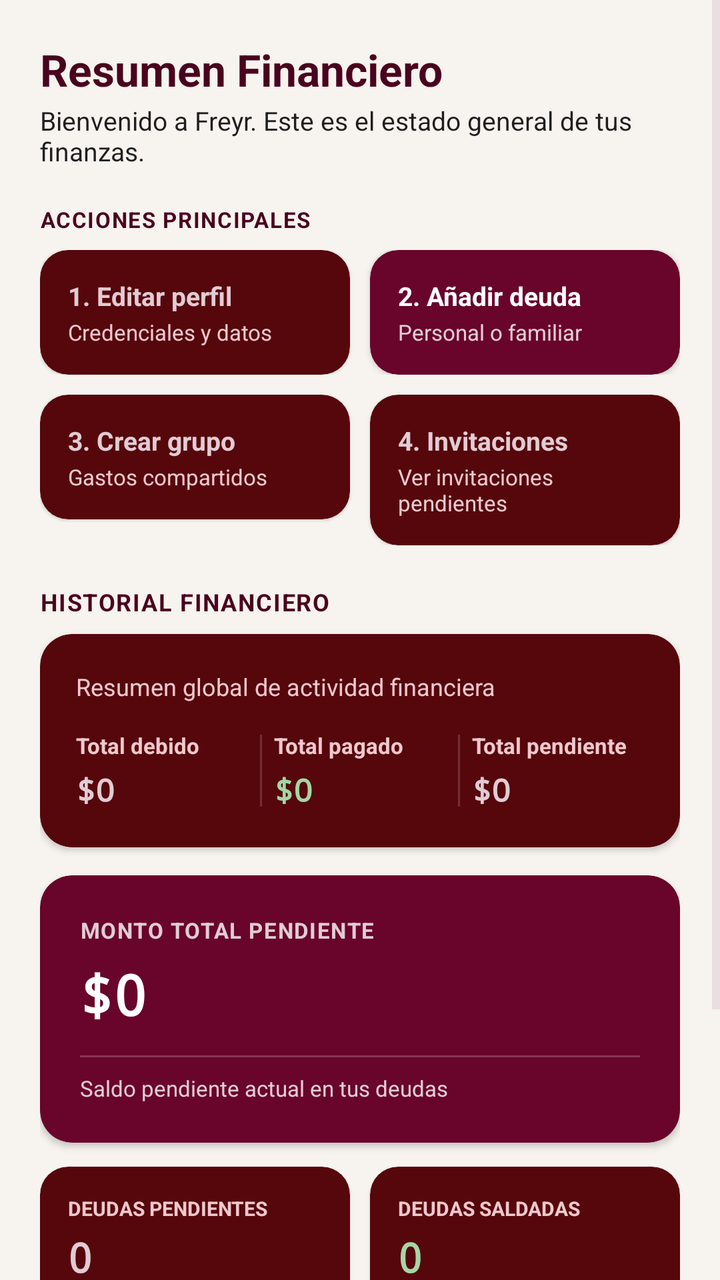
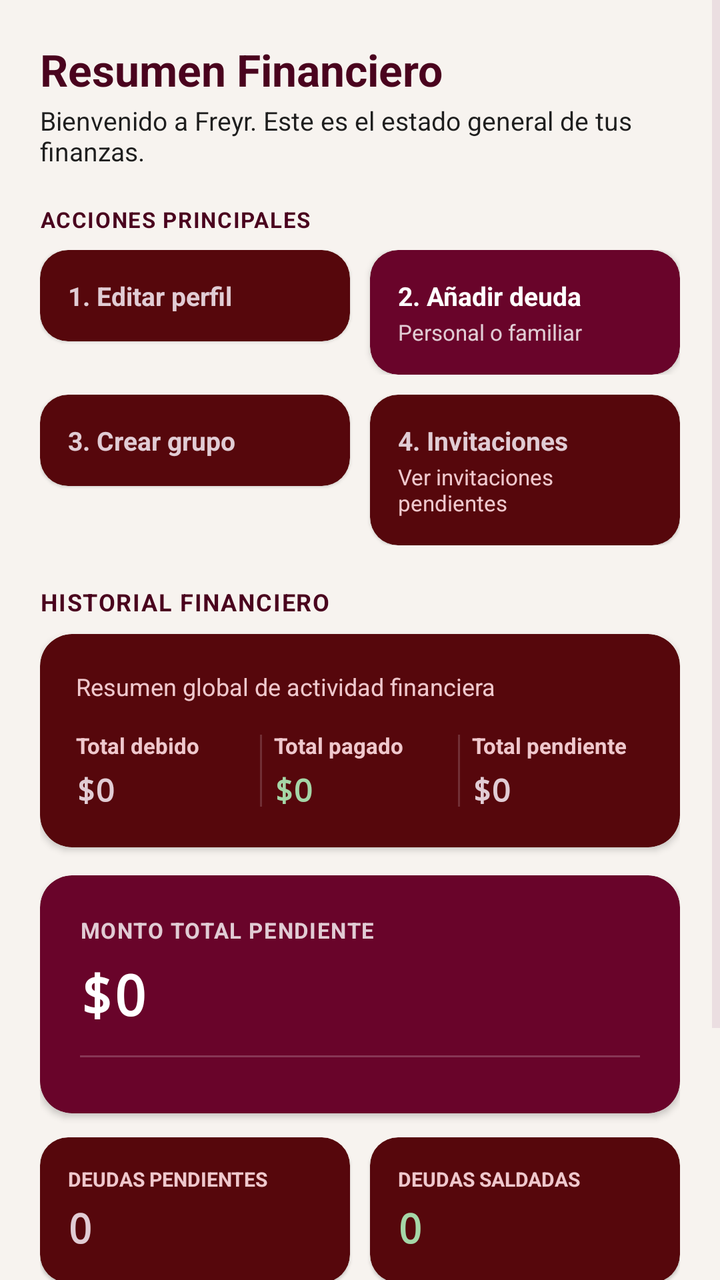

Compare the two renders of this Android layout. The source of the first and the diff that turns it into the second are given below.
<!-- AndroidManifest.xml: application theme Theme.Freyr -->
<!-- res/layout/fragment_dashboard.xml -->
<?xml version="1.0" encoding="utf-8"?>
<ScrollView xmlns:android="http://schemas.android.com/apk/res/android"
    xmlns:app="http://schemas.android.com/apk/res-auto"
    android:layout_width="match_parent"
    android:layout_height="match_parent"
    android:fillViewport="true"
    android:background="@color/freyr_background">

    <LinearLayout
        android:layout_width="match_parent"
        android:layout_height="wrap_content"
        android:orientation="vertical"
        android:padding="20dp">

        
        <TextView
            android:id="@+id/tx_nombre_grupo"
            android:layout_width="wrap_content"
            android:layout_height="wrap_content"
            android:text="Resumen Financiero"
            android:textColor="@color/freyr_primary_dark"
            android:textSize="22sp"
            android:textStyle="bold" />

        <TextView
            android:id="@+id/tx_subtitulo_bienvenida"
            android:layout_width="wrap_content"
            android:layout_height="wrap_content"
            android:layout_marginTop="2dp"
            android:layout_marginBottom="18dp"
            android:text="Bienvenido a Freyr. Este es el estado general de tus finanzas."
            android:textColor="@color/freyr_card_bg"
            android:textSize="13sp" />

        
        <TextView
            android:layout_width="wrap_content"
            android:layout_height="wrap_content"
            android:layout_marginBottom="8dp"
            android:letterSpacing="0.05"
            android:text="ACCIONES PRINCIPALES"
            android:textColor="@color/freyr_primary_dark"
            android:textSize="11sp"
            android:textStyle="bold" />

        
        <LinearLayout
            android:layout_width="match_parent"
            android:layout_height="wrap_content"
            android:orientation="horizontal"
            android:layout_marginBottom="10dp">

            
            <androidx.cardview.widget.CardView
                android:id="@+id/card_accion_editar_perfil"
                android:layout_width="0dp"
                android:layout_height="wrap_content"
                android:layout_weight="1"
                android:layout_marginEnd="5dp"
                app:cardCornerRadius="14dp"
                app:cardElevation="1dp"
                app:cardBackgroundColor="@color/freyr_surface"
                android:clickable="true"
                android:focusable="true">

                <LinearLayout
                    android:layout_width="match_parent"
                    android:layout_height="wrap_content"
                    android:orientation="vertical"
                    android:padding="14dp">

                    <TextView
                        android:layout_width="wrap_content"
                        android:layout_height="wrap_content"
                        android:text="1. Editar perfil"
                        android:textColor="@color/freyr_text_primary"
                        android:textSize="13sp"
                        android:textStyle="bold" />

                    <TextView
                        android:layout_width="wrap_content"
                        android:layout_height="wrap_content"
                        android:text="Credenciales y datos"
                        android:textColor="@color/freyr_text_secondary"
                        android:textSize="11sp"
                        android:layout_marginTop="2dp" />
                </LinearLayout>
            </androidx.cardview.widget.CardView>

            
            <androidx.cardview.widget.CardView
                android:id="@+id/card_accion_agregar_deuda"
                android:layout_width="0dp"
                android:layout_height="wrap_content"
                android:layout_weight="1"
                android:layout_marginStart="5dp"
                app:cardCornerRadius="14dp"
                app:cardElevation="2dp"
                app:cardBackgroundColor="@color/freyr_primary"
                android:clickable="true"
                android:focusable="true">

                <LinearLayout
                    android:layout_width="match_parent"
                    android:layout_height="wrap_content"
                    android:orientation="vertical"
                    android:padding="14dp">

                    <TextView
                        android:layout_width="wrap_content"
                        android:layout_height="wrap_content"
                        android:text="2. Añadir deuda"
                        android:textColor="#FFFFFF"
                        android:textSize="13sp"
                        android:textStyle="bold" />

                    <TextView
                        android:layout_width="wrap_content"
                        android:layout_height="wrap_content"
                        android:text="Personal o familiar"
                        android:textColor="@color/freyr_secondary"
                        android:textSize="11sp"
                        android:layout_marginTop="2dp" />
                </LinearLayout>
            </androidx.cardview.widget.CardView>
        </LinearLayout>

        
        <LinearLayout
            android:layout_width="match_parent"
            android:layout_height="wrap_content"
            android:orientation="horizontal"
            android:layout_marginBottom="20dp">

            
            <androidx.cardview.widget.CardView
                android:id="@+id/card_accion_crear_grupo"
                android:layout_width="0dp"
                android:layout_height="wrap_content"
                android:layout_weight="1"
                android:layout_marginEnd="5dp"
                app:cardCornerRadius="14dp"
                app:cardElevation="1dp"
                app:cardBackgroundColor="@color/freyr_surface"
                android:clickable="true"
                android:focusable="true">

                <LinearLayout
                    android:layout_width="match_parent"
                    android:layout_height="wrap_content"
                    android:orientation="vertical"
                    android:padding="14dp">

                    <TextView
                        android:layout_width="wrap_content"
                        android:layout_height="wrap_content"
                        android:text="3. Crear grupo"
                        android:textColor="@color/freyr_text_primary"
                        android:textSize="13sp"
                        android:textStyle="bold" />

                    <TextView
                        android:layout_width="wrap_content"
                        android:layout_height="wrap_content"
                        android:text="Gastos compartidos"
                        android:textColor="@color/freyr_text_secondary"
                        android:textSize="11sp"
                        android:layout_marginTop="2dp" />
                </LinearLayout>
            </androidx.cardview.widget.CardView>

            
            <androidx.cardview.widget.CardView
                android:id="@+id/card_accion_aceptar_invitacion"
                android:layout_width="0dp"
                android:layout_height="wrap_content"
                android:layout_weight="1"
                android:layout_marginStart="5dp"
                app:cardCornerRadius="14dp"
                app:cardElevation="1dp"
                app:cardBackgroundColor="@color/freyr_surface"
                android:clickable="true"
                android:focusable="true">

                <LinearLayout
                    android:layout_width="match_parent"
                    android:layout_height="wrap_content"
                    android:orientation="vertical"
                    android:padding="14dp">

                    <TextView
                        android:id="@+id/tx_titulo_accion_invitacion"
                        android:layout_width="wrap_content"
                        android:layout_height="wrap_content"
                        android:text="4. Invitaciones"
                        android:textColor="@color/freyr_text_primary"
                        android:textSize="13sp"
                        android:textStyle="bold" />

                    <TextView
                        android:id="@+id/tx_sub_accion_invitacion"
                        android:layout_width="wrap_content"
                        android:layout_height="wrap_content"
                        android:text="Ver invitaciones pendientes"
                        android:textColor="@color/freyr_text_secondary"
                        android:textSize="11sp"
                        android:layout_marginTop="2dp" />
                </LinearLayout>
            </androidx.cardview.widget.CardView>
        </LinearLayout>

        
        <TextView
            android:layout_width="wrap_content"
            android:layout_height="wrap_content"
            android:layout_marginBottom="8dp"
            android:letterSpacing="0.05"
            android:text="HISTORIAL FINANCIERO"
            android:textColor="@color/freyr_primary_dark"
            android:textSize="12sp"
            android:textStyle="bold" />

        
        <androidx.cardview.widget.CardView
            android:layout_width="match_parent"
            android:layout_height="wrap_content"
            app:cardCornerRadius="16dp"
            app:cardElevation="2dp"
            app:cardBackgroundColor="@color/freyr_surface"
            android:layout_marginBottom="14dp">

            <LinearLayout
                android:layout_width="match_parent"
                android:layout_height="wrap_content"
                android:orientation="vertical"
                android:padding="18dp">

                <TextView
                    android:layout_width="wrap_content"
                    android:layout_height="wrap_content"
                    android:text="Resumen global de actividad financiera"
                    android:textColor="@color/freyr_text_secondary"
                    android:textSize="12sp"
                    android:layout_marginBottom="14dp" />

                
                <LinearLayout
                    android:layout_width="match_parent"
                    android:layout_height="wrap_content"
                    android:orientation="horizontal"
                    android:baselineAligned="false">

                    
                    <LinearLayout
                        android:layout_width="0dp"
                        android:layout_height="wrap_content"
                        android:layout_weight="1"
                        android:orientation="vertical">

                        <TextView
                            android:layout_width="wrap_content"
                            android:layout_height="wrap_content"
                            android:text="Total debido"
                            android:textColor="@color/freyr_text_secondary"
                            android:textSize="11sp"
                            android:textStyle="bold" />

                        <TextView
                            android:id="@+id/tx_historial_total_debido"
                            android:layout_width="wrap_content"
                            android:layout_height="wrap_content"
                            android:text="$0"
                            android:textColor="@color/freyr_text_primary"
                            android:textSize="16sp"
                            android:textStyle="bold"
                            android:fontFamily="monospace"
                            android:layout_marginTop="4dp" />
                    </LinearLayout>

                    
                    <View
                        android:layout_width="1dp"
                        android:layout_height="36dp"
                        android:background="@color/freyr_border"
                        android:layout_gravity="center_vertical"
                        android:layout_marginStart="6dp"
                        android:layout_marginEnd="6dp" />

                    
                    <LinearLayout
                        android:layout_width="0dp"
                        android:layout_height="wrap_content"
                        android:layout_weight="1"
                        android:orientation="vertical">

                        <TextView
                            android:layout_width="wrap_content"
                            android:layout_height="wrap_content"
                            android:text="Total pagado"
                            android:textColor="@color/freyr_text_secondary"
                            android:textSize="11sp"
                            android:textStyle="bold" />

                        <TextView
                            android:id="@+id/tx_historial_total_pagado"
                            android:layout_width="wrap_content"
                            android:layout_height="wrap_content"
                            android:text="$0"
                            android:textColor="@color/freyr_status_paid"
                            android:textSize="16sp"
                            android:textStyle="bold"
                            android:fontFamily="monospace"
                            android:layout_marginTop="4dp" />
                    </LinearLayout>

                    
                    <View
                        android:layout_width="1dp"
                        android:layout_height="36dp"
                        android:background="@color/freyr_border"
                        android:layout_gravity="center_vertical"
                        android:layout_marginStart="6dp"
                        android:layout_marginEnd="6dp" />

                    
                    <LinearLayout
                        android:layout_width="0dp"
                        android:layout_height="wrap_content"
                        android:layout_weight="1"
                        android:orientation="vertical">

                        <TextView
                            android:layout_width="wrap_content"
                            android:layout_height="wrap_content"
                            android:text="Total pendiente"
                            android:textColor="@color/freyr_text_secondary"
                            android:textSize="11sp"
                            android:textStyle="bold" />

                        <TextView
                            android:id="@+id/tx_historial_total_pendiente"
                            android:layout_width="wrap_content"
                            android:layout_height="wrap_content"
                            android:text="$0"
                            android:textColor="@color/freyr_secondary"
                            android:textSize="16sp"
                            android:textStyle="bold"
                            android:fontFamily="monospace"
                            android:layout_marginTop="4dp" />
                    </LinearLayout>
                </LinearLayout>
            </LinearLayout>
        </androidx.cardview.widget.CardView>

        
        <androidx.cardview.widget.CardView
            android:layout_width="match_parent"
            android:layout_height="wrap_content"
            app:cardCornerRadius="16dp"
            app:cardElevation="2dp"
            app:cardBackgroundColor="@color/freyr_primary"
            android:layout_marginBottom="12dp">

            <LinearLayout
                android:layout_width="match_parent"
                android:layout_height="wrap_content"
                android:orientation="vertical"
                android:padding="20dp">

                <TextView
                    android:layout_width="wrap_content"
                    android:layout_height="wrap_content"
                    android:text="MONTO TOTAL PENDIENTE"
                    android:textColor="@color/freyr_secondary"
                    android:textSize="11sp"
                    android:textStyle="bold"
                    android:letterSpacing="0.05" />

                <TextView
                    android:id="@+id/tx_monto_total_pendiente"
                    android:layout_width="wrap_content"
                    android:layout_height="wrap_content"
                    android:text="$0"
                    android:textColor="#FFFFFF"
                    android:textSize="28sp"
                    android:textStyle="bold"
                    android:fontFamily="monospace"
                    android:layout_marginTop="6dp" />

                <View
                    android:layout_width="match_parent"
                    android:layout_height="1dp"
                    android:background="#33FFFFFF"
                    android:layout_marginTop="12dp"
                    android:layout_marginBottom="8dp" />

                <TextView
                    android:layout_width="wrap_content"
                    android:layout_height="wrap_content"
                    android:text="Saldo pendiente actual en tus deudas"
                    android:textColor="@color/freyr_secondary"
                    android:textSize="11sp" />
            </LinearLayout>
        </androidx.cardview.widget.CardView>

        
        <LinearLayout
            android:layout_width="match_parent"
            android:layout_height="wrap_content"
            android:orientation="horizontal"
            android:layout_marginBottom="10dp">

            <androidx.cardview.widget.CardView
                android:layout_width="0dp"
                android:layout_height="wrap_content"
                android:layout_weight="1"
                android:layout_marginEnd="5dp"
                app:cardCornerRadius="14dp"
                app:cardElevation="1dp"
                app:cardBackgroundColor="@color/freyr_surface">

                <LinearLayout
                    android:layout_width="match_parent"
                    android:layout_height="wrap_content"
                    android:orientation="vertical"
                    android:padding="14dp">

                    <TextView
                        android:layout_width="wrap_content"
                        android:layout_height="wrap_content"
                        android:text="DEUDAS PENDIENTES"
                        android:textColor="@color/freyr_text_secondary"
                        android:textSize="10sp"
                        android:textStyle="bold" />

                    <TextView
                        android:id="@+id/tx_cantidad_integrantes"
                        android:layout_width="wrap_content"
                        android:layout_height="wrap_content"
                        android:text="0"
                        android:textColor="@color/freyr_secondary"
                        android:textSize="20sp"
                        android:textStyle="bold"
                        android:fontFamily="monospace"
                        android:layout_marginTop="4dp" />
                </LinearLayout>
            </androidx.cardview.widget.CardView>

            <androidx.cardview.widget.CardView
                android:layout_width="0dp"
                android:layout_height="wrap_content"
                android:layout_weight="1"
                android:layout_marginStart="5dp"
                app:cardCornerRadius="14dp"
                app:cardElevation="1dp"
                app:cardBackgroundColor="@color/freyr_surface">

                <LinearLayout
                    android:layout_width="match_parent"
                    android:layout_height="wrap_content"
                    android:orientation="vertical"
                    android:padding="14dp">

                    <TextView
                        android:layout_width="wrap_content"
                        android:layout_height="wrap_content"
                        android:text="DEUDAS SALDADAS"
                        android:textColor="@color/freyr_text_secondary"
                        android:textSize="10sp"
                        android:textStyle="bold" />

                    <TextView
                        android:id="@+id/tx_cantidad_deudas_pagadas"
                        android:layout_width="wrap_content"
                        android:layout_height="wrap_content"
                        android:text="0"
                        android:textColor="@color/freyr_status_paid"
                        android:textSize="20sp"
                        android:textStyle="bold"
                        android:fontFamily="monospace"
                        android:layout_marginTop="4dp" />
                </LinearLayout>
            </androidx.cardview.widget.CardView>
        </LinearLayout>

        
        <LinearLayout
            android:layout_width="match_parent"
            android:layout_height="wrap_content"
            android:orientation="horizontal"
            android:layout_marginBottom="24dp">

            <androidx.cardview.widget.CardView
                android:layout_width="0dp"
                android:layout_height="wrap_content"
                android:layout_weight="1"
                android:layout_marginEnd="5dp"
                app:cardCornerRadius="14dp"
                app:cardElevation="1dp"
                app:cardBackgroundColor="@color/freyr_surface">

                <LinearLayout
                    android:layout_width="match_parent"
                    android:layout_height="wrap_content"
                    android:orientation="vertical"
                    android:padding="14dp">

                    <TextView
                        android:layout_width="wrap_content"
                        android:layout_height="wrap_content"
                        android:text="PAGOS PERSONALES"
                        android:textColor="@color/freyr_text_secondary"
                        android:textSize="10sp"
                        android:textStyle="bold" />

                    <TextView
                        android:id="@+id/tx_total_pagado_grupo"
                        android:layout_width="wrap_content"
                        android:layout_height="wrap_content"
                        android:text="$0"
                        android:textColor="@color/freyr_text_primary"
                        android:textSize="16sp"
                        android:textStyle="bold"
                        android:fontFamily="monospace"
                        android:layout_marginTop="4dp" />
                </LinearLayout>
            </androidx.cardview.widget.CardView>

            <androidx.cardview.widget.CardView
                android:layout_width="0dp"
                android:layout_height="wrap_content"
                android:layout_weight="1"
                android:layout_marginStart="5dp"
                app:cardCornerRadius="14dp"
                app:cardElevation="1dp"
                app:cardBackgroundColor="@color/freyr_surface">

                <LinearLayout
                    android:layout_width="match_parent"
                    android:layout_height="wrap_content"
                    android:orientation="vertical"
                    android:padding="14dp">

                    <TextView
                        android:layout_width="wrap_content"
                        android:layout_height="wrap_content"
                        android:text="DEUDA FAMILIAR PENDIENTE"
                        android:textColor="@color/freyr_text_secondary"
                        android:textSize="10sp"
                        android:textStyle="bold" />

                    <TextView
                        android:id="@+id/tx_total_deudas_familiares"
                        android:layout_width="wrap_content"
                        android:layout_height="wrap_content"
                        android:text="$0"
                        android:textColor="@color/freyr_text_primary"
                        android:textSize="16sp"
                        android:textStyle="bold"
                        android:fontFamily="monospace"
                        android:layout_marginTop="4dp" />
                </LinearLayout>
            </androidx.cardview.widget.CardView>
        </LinearLayout>

        
        <TextView
            android:layout_width="wrap_content"
            android:layout_height="wrap_content"
            android:layout_marginBottom="8dp"
            android:letterSpacing="0.05"
            android:text="DEUDAS ACTIVAS PENDIENTES"
            android:textColor="@color/freyr_card_bg"
            android:textSize="11sp"
            android:textStyle="bold" />

        <androidx.recyclerview.widget.RecyclerView
            android:id="@+id/rv_deudas_activas"
            android:layout_width="match_parent"
            android:layout_height="wrap_content"
            android:nestedScrollingEnabled="false" />

    </LinearLayout>
</ScrollView>
<!-- resources referenced by this layout -->
<resources>
  <color name="freyr_background">#F7F3EF</color>
  <color name="freyr_border">#33E1CCD4</color>
  <color name="freyr_card_bg">#1E1E1E</color>
  <color name="freyr_primary">#69042A</color>
  <color name="freyr_primary_dark">#4A031E</color>
  <color name="freyr_secondary">#E1CCD4</color>
  <color name="freyr_status_paid">#A5D6A7</color>
  <color name="freyr_surface">#56070C</color>
  <color name="freyr_text_primary">#E1CCD4</color>
  <color name="freyr_text_secondary">#F6F5CFD4</color>
  <style name="Theme.Freyr" parent="Theme.Material3.Dark.NoActionBar">
          
          <item name="colorPrimary">@color/freyr_primary</item>
          <item name="colorPrimaryDark">@color/freyr_primary_dark</item>
          <item name="colorSecondary">@color/freyr_secondary</item>
          <item name="colorOnPrimary">#FFFFFF</item>
          <item name="colorOnSecondary">@color/freyr_primary</item>
  
          
          <item name="android:colorBackground">@color/freyr_background</item>
          <item name="colorSurface">@color/freyr_surface</item>
          <item name="colorOnSurface">@color/freyr_text_primary</item>
  
          
          <item name="android:statusBarColor">@color/freyr_background</item>
          <item name="android:windowLightStatusBar">false</item>
          <item name="android:navigationBarColor">@color/freyr_background</item>
          <item name="android:windowLightNavigationBar">false</item>
          
          
          <item name="android:textColor">@color/freyr_text_primary</item>
          <item name="android:textColorHint">@color/freyr_text_secondary</item>
          <item name="colorControlNormal">@color/freyr_secondary</item>
          <item name="colorControlActivated">@color/freyr_primary</item>
      </style>
</resources>

<!-- the commit's change to res/layout/fragment_dashboard.xml (unified diff, before → after) -->
@@ -77,13 +77,6 @@
                         android:textSize="13sp"
                         android:textStyle="bold" />
 
-                    <TextView
-                        android:layout_width="wrap_content"
-                        android:layout_height="wrap_content"
-                        android:text="Credenciales y datos"
-                        android:textColor="@color/freyr_text_secondary"
-                        android:textSize="11sp"
-                        android:layout_marginTop="2dp" />
                 </LinearLayout>
             </androidx.cardview.widget.CardView>
 
@@ -159,13 +152,6 @@
                         android:textSize="13sp"
                         android:textStyle="bold" />
 
-                    <TextView
-                        android:layout_width="wrap_content"
-                        android:layout_height="wrap_content"
-                        android:text="Gastos compartidos"
-                        android:textColor="@color/freyr_text_secondary"
-                        android:textSize="11sp"
-                        android:layout_marginTop="2dp" />
                 </LinearLayout>
             </androidx.cardview.widget.CardView>
 
@@ -394,12 +380,6 @@
                     android:layout_marginTop="12dp"
                     android:layout_marginBottom="8dp" />
 
-                <TextView
-                    android:layout_width="wrap_content"
-                    android:layout_height="wrap_content"
-                    android:text="Saldo pendiente actual en tus deudas"
-                    android:textColor="@color/freyr_secondary"
-                    android:textSize="11sp" />
             </LinearLayout>
         </androidx.cardview.widget.CardView>
 
